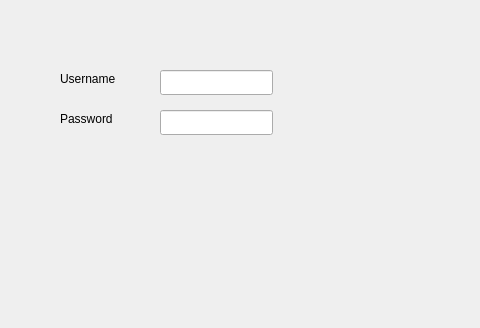
Old version of the form mainwindow.ui in the repository bobelmasry/CinemaProject; both pictures show x 0 to 480 and y 0 to 328 of the 800 by 600 pixel window.
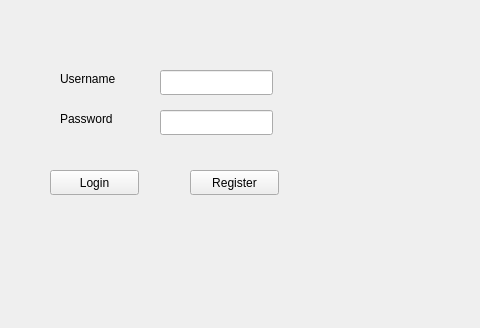
New version of the form.

Commit message: finished all of UI except RegisterWindow

```diff
--- a/mainwindow.ui
+++ b/mainwindow.ui
@@ -44,8 +44,8 @@
     <property name="geometry">
      <rect>
       <x>60</x>
-      <y>180</y>
-      <width>67</width>
+      <y>140</y>
+      <width>221</width>
       <height>17</height>
      </rect>
     </property>
@@ -79,6 +79,32 @@
      <enum>QLineEdit::Password</enum>
     </property>
    </widget>
+   <widget class="QPushButton" name="loginButton">
+    <property name="geometry">
+     <rect>
+      <x>50</x>
+      <y>170</y>
+      <width>89</width>
+      <height>25</height>
+     </rect>
+    </property>
+    <property name="text">
+     <string>Login</string>
+    </property>
+   </widget>
+   <widget class="QPushButton" name="regissterButton">
+    <property name="geometry">
+     <rect>
+      <x>190</x>
+      <y>170</y>
+      <width>89</width>
+      <height>25</height>
+     </rect>
+    </property>
+    <property name="text">
+     <string>Register</string>
+    </property>
+   </widget>
   </widget>
   <widget class="QMenuBar" name="menubar">
    <property name="geometry">
```
The commit also changes 7 other files.
